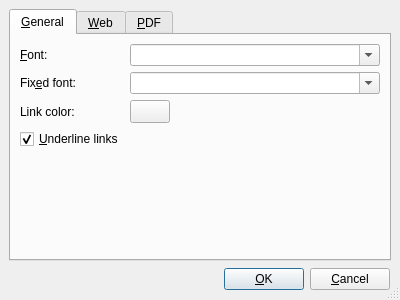
Before: the Qt Designer form tools/assistant/settingsdialog.ui in arnt/qt-history2, drawn with Qt 5.
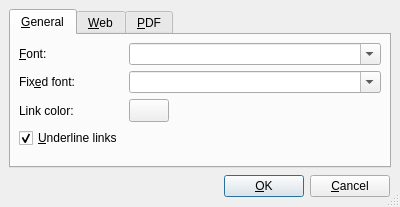
After: the same form once the commit is applied.

Commit message:
p4i integration Integrate 176764 from 4.0 to main: Fixes:    changing fonts and link color Details:  When a user changes a font family or the link color in 	  the settings dialog, then those changes should actually 	  be applied :-) It seems to work...
[git-p4: depot-paths = "//depot/qt/main/": change = 176765]

```diff
--- a/tools/assistant/settingsdialog.ui
+++ b/tools/assistant/settingsdialog.ui
@@ -20,7 +20,7 @@
     <x>0</x>
     <y>0</y>
     <width>400</width>
-    <height>300</height>
+    <height>207</height>
    </rect>
   </property>
   <property name="windowTitle" >
@@ -40,10 +40,10 @@
     <widget class="QTabWidget" name="settingsTab" >
      <property name="geometry" >
       <rect>
-       <x>9</x>
-       <y>9</y>
-       <width>382</width>
-       <height>246</height>
+       <x>10</x>
+       <y>10</y>
+       <width>380</width>
+       <height>152</height>
       </rect>
      </property>
      <property name="sizePolicy" >
@@ -59,8 +59,8 @@
        <rect>
         <x>0</x>
         <y>0</y>
-        <width>378</width>
-        <height>219</height>
+        <width>376</width>
+        <height>128</height>
        </rect>
       </property>
       <attribute name="title" >
@@ -68,7 +68,7 @@
       </attribute>
       <layout class="QGridLayout" >
        <property name="margin" >
-        <number>9</number>
+        <number>8</number>
        </property>
        <property name="spacing" >
         <number>6</number>
@@ -77,10 +77,10 @@
         <widget class="QToolButton" name="colorButton" >
          <property name="geometry" >
           <rect>
-           <x>120</x>
-           <y>71</y>
+           <x>107</x>
+           <y>61</y>
            <width>40</width>
-           <height>21</height>
+           <height>20</height>
           </rect>
          </property>
          <property name="sizePolicy" >
@@ -110,9 +110,9 @@
          <property name="geometry" >
           <rect>
            <x>9</x>
-           <y>40</y>
-           <width>105</width>
-           <height>25</height>
+           <y>35</y>
+           <width>92</width>
+           <height>20</height>
           </rect>
          </property>
          <property name="text" >
@@ -127,10 +127,10 @@
         <widget class="QComboBox" name="fontCombo" >
          <property name="geometry" >
           <rect>
-           <x>120</x>
+           <x>107</x>
            <y>9</y>
-           <width>249</width>
-           <height>25</height>
+           <width>260</width>
+           <height>20</height>
           </rect>
          </property>
          <property name="sizePolicy" >
@@ -151,9 +151,9 @@
          <property name="geometry" >
           <rect>
            <x>9</x>
-           <y>98</y>
-           <width>105</width>
-           <height>21</height>
+           <y>88</y>
+           <width>92</width>
+           <height>18</height>
           </rect>
          </property>
          <property name="text" >
@@ -170,8 +170,8 @@
           <rect>
            <x>9</x>
            <y>9</y>
-           <width>105</width>
-           <height>25</height>
+           <width>92</width>
+           <height>20</height>
           </rect>
          </property>
          <property name="text" >
@@ -187,9 +187,9 @@
          <property name="geometry" >
           <rect>
            <x>9</x>
-           <y>71</y>
-           <width>105</width>
-           <height>21</height>
+           <y>61</y>
+           <width>92</width>
+           <height>20</height>
           </rect>
          </property>
          <property name="text" >
@@ -201,10 +201,10 @@
         <widget class="QComboBox" name="fixedfontCombo" >
          <property name="geometry" >
           <rect>
-           <x>120</x>
-           <y>40</y>
-           <width>249</width>
-           <height>25</height>
+           <x>107</x>
+           <y>35</y>
+           <width>260</width>
+           <height>20</height>
           </rect>
          </property>
          <property name="sizePolicy" >
@@ -220,14 +220,14 @@
          </property>
         </widget>
        </item>
-       <item row="4" column="0" >
+       <item row="4" column="0" colspan="2" >
         <spacer>
          <property name="geometry" >
           <rect>
-           <x>9</x>
-           <y>125</y>
-           <width>105</width>
-           <height>85</height>
+           <x>183</x>
+           <y>113</y>
+           <width>10</width>
+           <height>6</height>
           </rect>
          </property>
          <property name="orientation" >
@@ -235,8 +235,8 @@
          </property>
          <property name="sizeHint" >
           <size>
-           <width>20</width>
-           <height>40</height>
+           <width>10</width>
+           <height>10</height>
           </size>
          </property>
         </spacer>
@@ -248,8 +248,8 @@
        <rect>
         <x>0</x>
         <y>0</y>
-        <width>378</width>
-        <height>219</height>
+        <width>376</width>
+        <height>128</height>
        </rect>
       </property>
       <attribute name="title" >
@@ -404,10 +404,10 @@
         <spacer>
          <property name="geometry" >
           <rect>
-           <x>9</x>
-           <y>121</y>
-           <width>360</width>
-           <height>89</height>
+           <x>10</x>
+           <y>114</y>
+           <width>356</width>
+           <height>4</height>
           </rect>
          </property>
          <property name="orientation" >
@@ -554,10 +554,10 @@
       <spacer>
        <property name="geometry" >
         <rect>
-         <x>1</x>
-         <y>1</y>
-         <width>214</width>
-         <height>28</height>
+         <x>2</x>
+         <y>2</y>
+         <width>210</width>
+         <height>25</height>
         </rect>
        </property>
        <property name="orientation" >
@@ -578,10 +578,10 @@
       <widget class="QPushButton" name="buttonOk" >
        <property name="geometry" >
         <rect>
-         <x>221</x>
-         <y>1</y>
+         <x>218</x>
+         <y>2</y>
          <width>77</width>
-         <height>28</height>
+         <height>25</height>
         </rect>
        </property>
        <property name="text" >
@@ -599,10 +599,10 @@
       <widget class="QPushButton" name="buttonCancel" >
        <property name="geometry" >
         <rect>
-         <x>304</x>
-         <y>1</y>
+         <x>301</x>
+         <y>2</y>
          <width>77</width>
-         <height>28</height>
+         <height>25</height>
         </rect>
        </property>
        <property name="text" >
```
Left out of the diff: 78 changed lines with no effect on the pictures. The commit also changes 6 other files.
